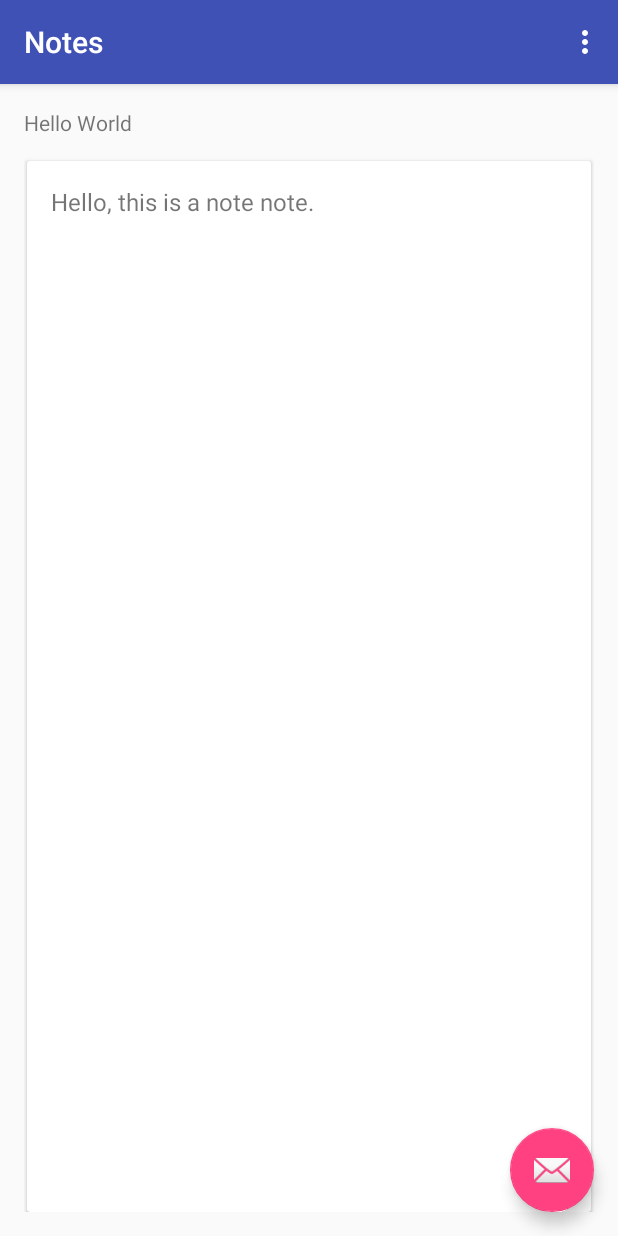
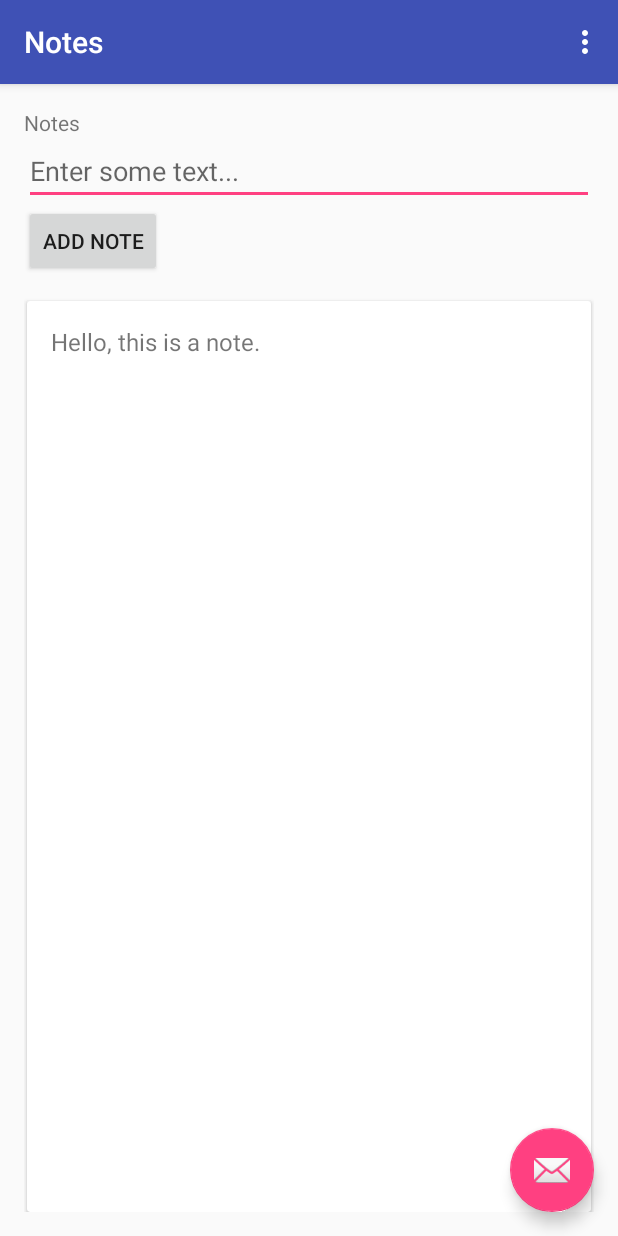
Before and after one commit to danielstallworthmit/thinkful, an Android app: the screen it shows after launch (MainActivity), on a phone screen of 412 x 824 dp. Run offline under Robolectric (Android 15) with nearby library versions, the phone set to English and light mode, and no system bars.

Commit message:
Updated notes application to add and remove notes.

```diff
--- a/android/Notes/app/src/main/java/com/danielstallworth/notes/MainActivity.java
+++ b/android/Notes/app/src/main/java/com/danielstallworth/notes/MainActivity.java
@@ -4,18 +4,23 @@ import android.os.Bundle;
 import android.support.design.widget.FloatingActionButton;
 import android.support.design.widget.Snackbar;
 import android.support.v7.app.AppCompatActivity;
+import android.support.v7.widget.DefaultItemAnimator;
 import android.support.v7.widget.LinearLayoutManager;
 import android.support.v7.widget.RecyclerView;
 import android.support.v7.widget.Toolbar;
 import android.view.View;
 import android.view.Menu;
 import android.view.MenuItem;
+import android.widget.Button;
+import android.widget.EditText;
 import android.widget.Toast;
 
 public class MainActivity extends AppCompatActivity {
     private RecyclerView mRecyclerView;
     private RecyclerView.LayoutManager mLayoutManager;
     private NoteListItemAdapter mAdapter;
+    private Button mButton;
+    private EditText mEditText;
 
     @Override
     protected void onCreate(Bundle savedInstanceState) {
@@ -24,9 +29,23 @@ public class MainActivity extends AppCompatActivity {
         Toolbar toolbar = (Toolbar) findViewById(R.id.toolbar);
         setSupportActionBar(toolbar);
 
+        mEditText = (EditText) findViewById(R.id.edit_text);
+        mButton = (Button) findViewById(R.id.button);
+        mButton.setOnClickListener(new View.OnClickListener() {
+            @Override
+            public void onClick(View v) {
+                final String note = mEditText.getText().toString();  // Get the text in the EditText
+                final NoteListItem item = new NoteListItem(note);  // Create a new NoteListItem with the text
+                mAdapter.addItem(item);  // Add the item to the adapter
+                mEditText.setText("");  // Set the EditText to an empty string
+                mLayoutManager.scrollToPosition(0);
+            }
+        });
+
         mRecyclerView = (RecyclerView) findViewById(R.id.recycler_view);
         mLayoutManager = new LinearLayoutManager(this);
         mRecyclerView.setLayoutManager(mLayoutManager);
+        mRecyclerView.setItemAnimator(new DefaultItemAnimator());
 
         mAdapter = new NoteListItemAdapter(this, mRecyclerView);
         mRecyclerView.setAdapter(mAdapter);
--- a/android/Notes/app/src/main/java/com/danielstallworth/notes/NoteListItemAdapter.java
+++ b/android/Notes/app/src/main/java/com/danielstallworth/notes/NoteListItemAdapter.java
@@ -18,12 +18,28 @@ public class  NoteListItemAdapter extends RecyclerView.Adapter<NoteListItemAdapt
     public NoteListItemAdapter(Context context, RecyclerView recyclerView) {
         this.mContext = context;
         this.mRecyclerView = recyclerView;
-        this.mNoteListItems.add(new NoteListItem("Hello, this is a note note."));
+        this.mNoteListItems.add(new NoteListItem("Hello, this is a note."));
+    }
+
+    public void addItem(NoteListItem item) {
+        mNoteListItems.add(0, item);
+        notifyItemInserted(0);
+    }
+
+    public void removeItem(int position) {
+        mNoteListItems.remove(position);
+        notifyItemRemoved(position);
     }
 
     @Override
     public NoteListItemAdapter.ViewHolder onCreateViewHolder(ViewGroup viewGroup, int i) {
         View v = LayoutInflater.from(mContext).inflate(R.layout.note_list_item, viewGroup, false);
+        v.setOnClickListener(new View.OnClickListener() {
+            @Override
+            public void onClick(View v) {
+                removeItem(mRecyclerView.getChildLayoutPosition(v));
+            }
+        });
         return new ViewHolder(v);
     }
 
--- a/android/Notes/app/src/main/res/layout/content_main.xml
+++ b/android/Notes/app/src/main/res/layout/content_main.xml
@@ -16,6 +16,21 @@
         android:layout_height="wrap_content"
         android:text="@string/hello_world"/>
 
+    <EditText
+        android:id="@+id/edit_text"
+        android:layout_width="match_parent"
+        android:layout_height="wrap_content"
+        android:layout_alignParentLeft="true"
+        android:layout_toLeftOf="@+id/button"
+        android:hint="Enter some text..."/>
+
+    <Button
+        android:id="@+id/button"
+        android:layout_width="wrap_content"
+        android:layout_height="wrap_content"
+        android:layout_alignParentRight="true"
+        android:text="Add Note"/>
+
     <android.support.v7.widget.RecyclerView
         android:id="@+id/recycler_view"
         android:layout_width="match_parent"
--- a/android/Notes/app/src/main/res/values/strings.xml
+++ b/android/Notes/app/src/main/res/values/strings.xml
@@ -1,5 +1,5 @@
 <resources>
     <string name="app_name">Notes</string>
     <string name="action_settings">Settings</string>
-    <string name="hello_world">Hello World</string>
+    <string name="hello_world">Notes</string>
 </resources>
```
